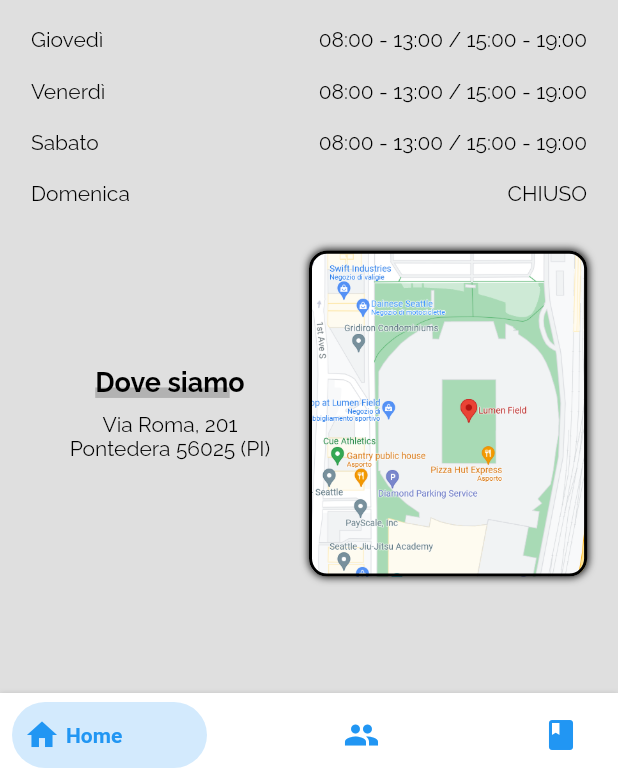
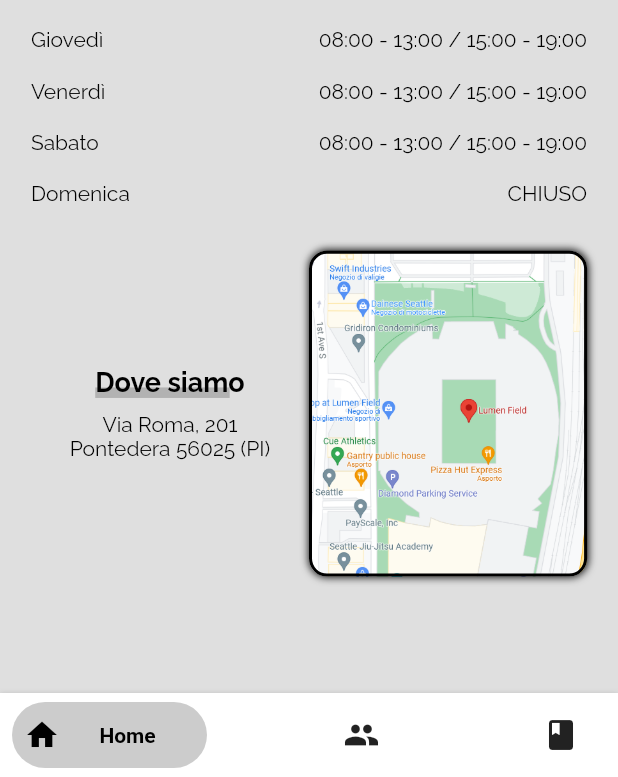
Before and after one commit to Demigod21/barber-lab, a Flutter app: the Home screen opened by its route, item 3 of the bottom bar chosen, on a phone screen of 412 x 824 dp, the part 459-1236 px from its top. Run offline on Flutter 3.47's test engine with Material 2 defaults, Android fonts, the phone set to English and light mode, and no system bars; drawn by our look-alikes of bottom_navy_bar; our stand-ins replace cloud_firestore, firebase_auth, firebase_core, flutter_datetime_picker, flutter_local_notifications, flutter_markdown and 7 more; missing offline and left inert: firebase_auth_ui, ntp; accounts and stored records are empty.

Commit message:
added new colors

```diff
--- a/lib/screens/home_screen.dart
+++ b/lib/screens/home_screen.dart
@@ -38,14 +38,23 @@ class HomePage extends State<Home> {
       items: <BottomNavyBarItem>[
         BottomNavyBarItem(
           icon: Icon(Icons.home),
+          textAlign: TextAlign.center,
+          inactiveColor: Colors.black87,
+          activeColor: Colors.black,
           title: Text('Home'),
         ),
         BottomNavyBarItem(
           icon: Icon(Icons.people),
+          textAlign: TextAlign.center,
+          inactiveColor: Colors.black87,
+          activeColor: Colors.black,
           title: Text('Profilo'),
         ),
         BottomNavyBarItem(
           icon: Icon(Icons.book),
+          textAlign: TextAlign.center,
+          inactiveColor: Colors.black87,
+          activeColor: Colors.black,
           title: Text('Prenota'),
         )
       ],
```
